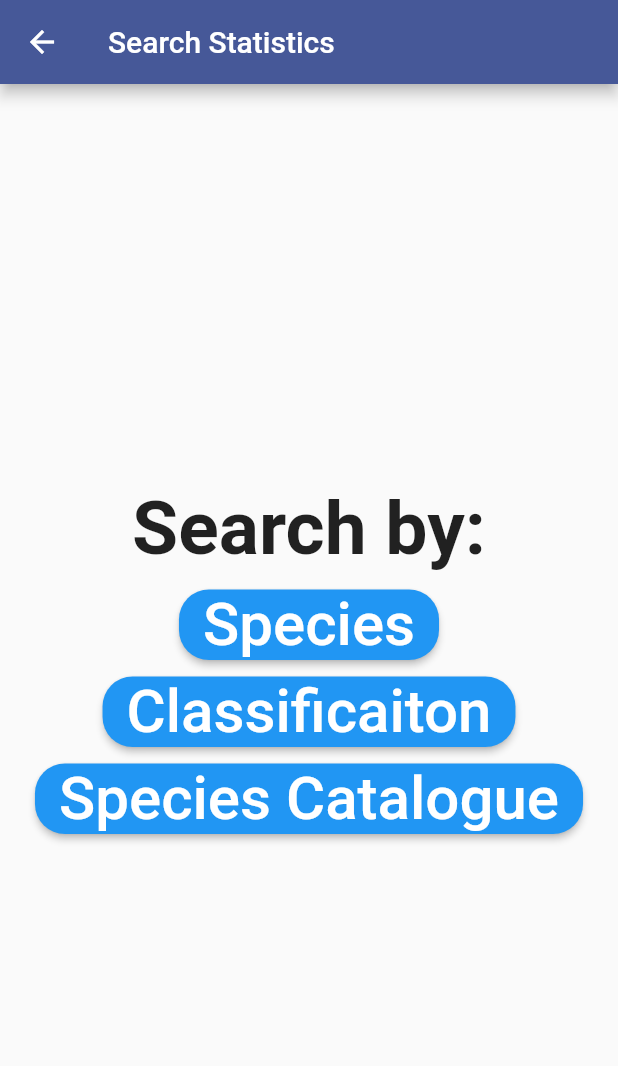
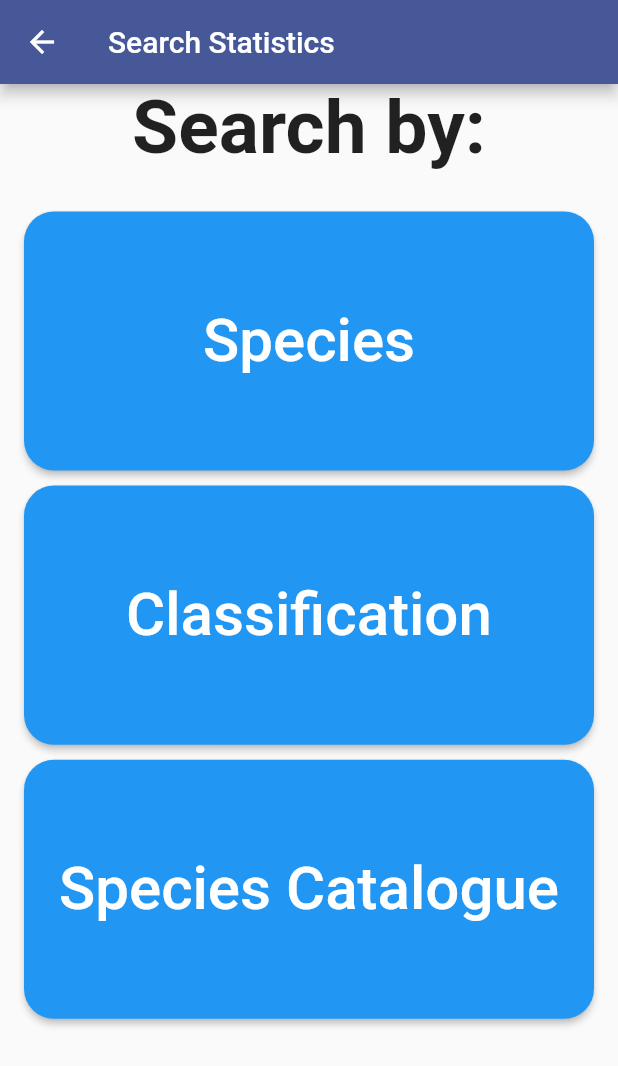
Before and after one commit to spinoandraptos/Ichthyolog_Flutter, a Flutter app: the StatisticsPage screen opened directly, on a phone screen of 412 x 824 dp. Shown: the top 1066 px of the screen. Run offline on Flutter 3.47's test engine with Material 2 defaults, Android fonts, the phone set to English and light mode, and no system bars; our stand-ins replace flutter_secure_storage, fluttertoast, image_picker, jwt_decoder; missing offline and left inert: amplify_auth_cognito, amplify_authenticator, amplify_flutter, amplify_storage_s3, selectable_list; accounts and stored records are empty; network calls fail.

Commit message:
updated stats UI

```diff
--- a/lib/Routes/statistics_page.dart
+++ b/lib/Routes/statistics_page.dart
@@ -148,13 +148,25 @@ class StatisticsPageState extends State<StatisticsPage> {
           backgroundColor: const Color.fromARGB(255, 70, 88, 152),
         ),
         body: Center(
-          child: Column(mainAxisAlignment: MainAxisAlignment.center, children: [
-            const Text('Search by:',
+            child: Column(
+          mainAxisAlignment: MainAxisAlignment.center,
+          children: [
+            const Text(
+              'Search by:',
               style: TextStyle(
                 fontSize: 50,
                 fontWeight: FontWeight.bold,
-                )),
+              ),
+            ),
             const SizedBox(height: 10),
+            Expanded(
+              child: GridView.count(
+                crossAxisCount: 1,
+                childAspectRatio: 2.2,
+                padding: const EdgeInsets.all(16),
+                mainAxisSpacing: 10,
+                crossAxisSpacing: 10,
+                children: [
                   ElevatedButton(
                     onPressed: () {
                       setState(() {
@@ -164,10 +176,15 @@ class StatisticsPageState extends State<StatisticsPage> {
                     style: ButtonStyle(
                       shape: MaterialStateProperty.all<RoundedRectangleBorder>(
                         RoundedRectangleBorder(
-                          borderRadius: BorderRadius.circular(20)))),
-              child: const Text('Species', style: TextStyle(fontSize: 40)),
+                          borderRadius: BorderRadius.circular(20),
                         ),
-            const SizedBox(height: 10),
+                      ),
+                    ),
+                    child: const Text(
+                      'Species',
+                      style: TextStyle(fontSize: 40),
+                    ),
+                  ),
                   ElevatedButton(
                     onPressed: () {
                       setState(() {
@@ -177,11 +194,15 @@ class StatisticsPageState extends State<StatisticsPage> {
                     style: ButtonStyle(
                       shape: MaterialStateProperty.all<RoundedRectangleBorder>(
                         RoundedRectangleBorder(
-                          borderRadius: BorderRadius.circular(20)))),
-              child:
-                  const Text('Classificaiton', style: TextStyle(fontSize: 40)),
+                          borderRadius: BorderRadius.circular(20),
                         ),
-            const SizedBox(height: 10),
+                      ),
+                    ),
+                    child: const Text(
+                      'Classification',
+                      style: TextStyle(fontSize: 40),
+                    ),
+                  ),
                   ElevatedButton(
                     onPressed: () {
                       Navigator.push(
@@ -194,11 +215,20 @@ class StatisticsPageState extends State<StatisticsPage> {
                     style: ButtonStyle(
                       shape: MaterialStateProperty.all<RoundedRectangleBorder>(
                         RoundedRectangleBorder(
-                            borderRadius: BorderRadius.circular(20)))),
-                child: const Text('Species Catalogue',
-                    style: TextStyle(fontSize: 40))),
-          ]),
+                          borderRadius: BorderRadius.circular(20),
                         ),
+                      ),
+                    ),
+                    child: const Text(
+                      'Species Catalogue',
+                      style: TextStyle(fontSize: 40),
+                    ),
+                  ),
+                ],
+              ),
+            ),
+          ],
+        )),
       );
     } else {
       return Scaffold(
@@ -356,7 +386,7 @@ class StatisticsPageState extends State<StatisticsPage> {
                           backgroundColor:
                               const Color.fromARGB(255, 80, 170, 121)),
                       child:
-                          const Text('Search', style: TextStyle(fontSize: 16)),
+                          const Text('Search', style: TextStyle(fontSize: 30)),
                     ),
                     const SizedBox(width: 10),
                     ElevatedButton(
@@ -367,7 +397,7 @@ class StatisticsPageState extends State<StatisticsPage> {
                           backgroundColor:
                               const Color.fromARGB(255, 170, 80, 80)),
                       child:
-                          const Text('Clear', style: TextStyle(fontSize: 16)),
+                          const Text('Clear', style: TextStyle(fontSize: 30)),
                     )
                   ],
                 ),
```
Also changed, not shown: lib/Routes/catalogue_mux_page.dart (+8 -13 lines). Lines whose indentation alone changed are shown as unchanged.
